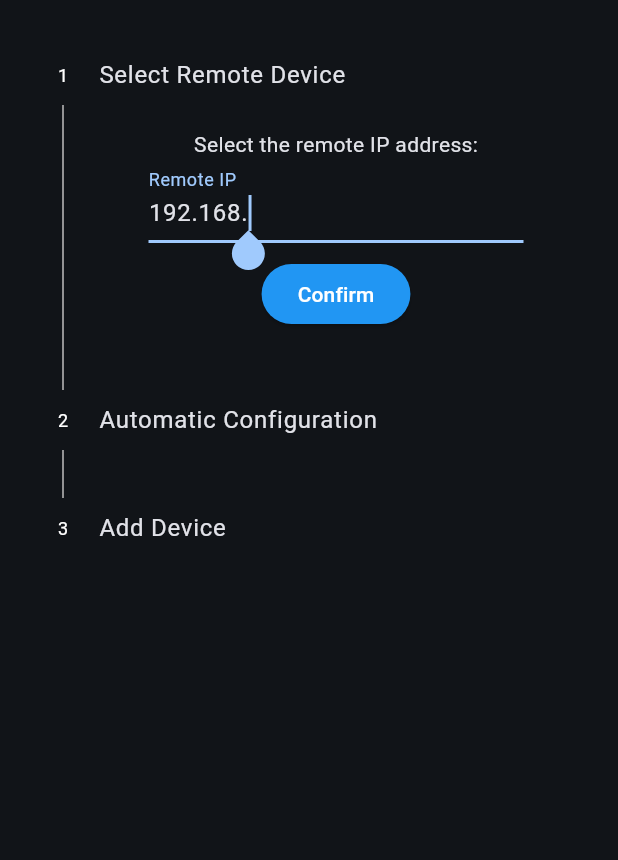
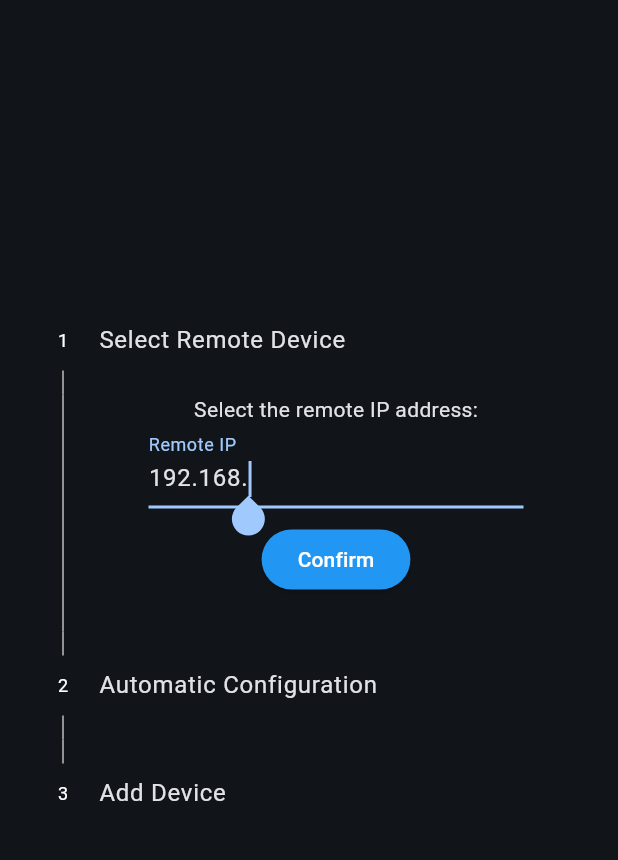
Before and after one commit to epfl-cs358/2024sp-helping-hand, a Flutter app: the RemoteSetupDialog screen opened directly, on a phone screen of 412 x 824 dp, the part 84-944 px from its top. Run offline on Flutter 3.47's test engine with Material 3 defaults, Android fonts, the phone set to English and light mode, and no system bars; our stand-ins replace flutter_hooks, google_fonts, hooks_riverpod, shared_preferences; accounts and stored records are empty; network calls fail.

Commit message:
feat(app): layout improvements + use real http client

```diff
--- a/code/helping_hand/lib/state/http_client.dart
+++ b/code/helping_hand/lib/state/http_client.dart
@@ -3,6 +3,6 @@ import "package:hooks_riverpod/hooks_riverpod.dart";
 import "package:http/http.dart" as http;
 
 final httpClientProvider = Provider<http.Client>(
-  (ref) => FakeHttpClient(),
-  // (ref) => http.Client(),
+  // (ref) => FakeHttpClient(),
+  (ref) => http.Client(),
 );
--- a/code/helping_hand/lib/view/components/scroll_body.dart
+++ b/code/helping_hand/lib/view/components/scroll_body.dart
@@ -10,14 +10,23 @@ class ScrollBody extends StatelessWidget {
 
   @override
   Widget build(BuildContext context) {
-    return SingleChildScrollView(
-      child: Center(
+    const padding = EdgeInsets.only(
+      top: 14,
+      bottom: 26.0,
+    );
+
+    final content = Row(
+      mainAxisAlignment: MainAxisAlignment.center,
+      children: [
+        child,
+      ],
+    );
+
+    return Center(
+      child: SingleChildScrollView(
         child: Padding(
-          padding: const EdgeInsets.only(
-            top: 14,
-            bottom: 26.0,
-          ),
-          child: child,
+          padding: padding,
+          child: content,
         ),
       ),
     );
```
